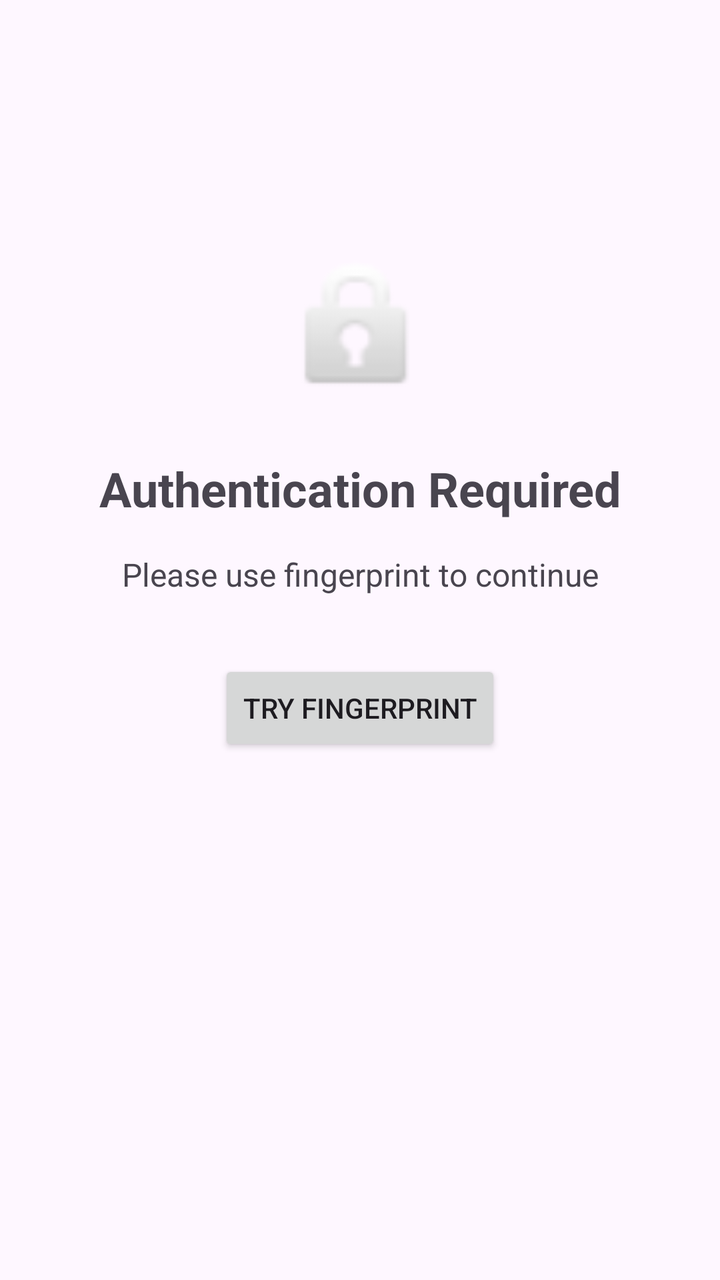
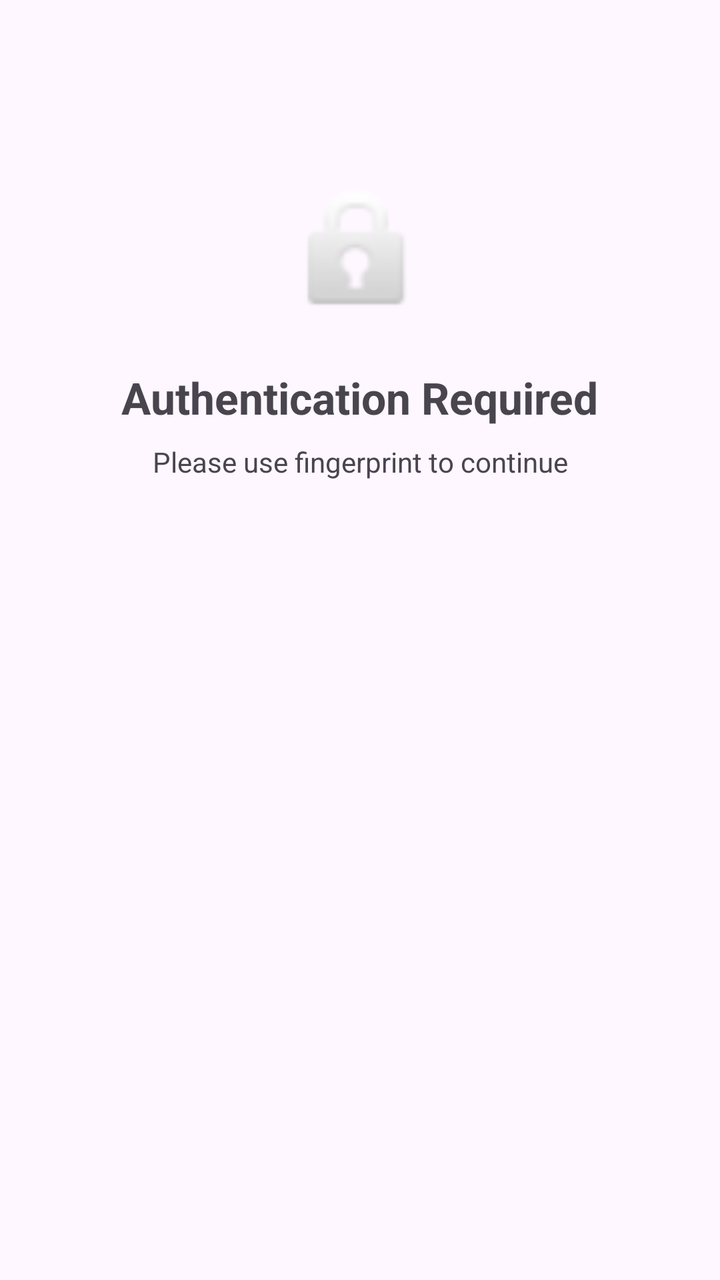

Screens rendered from an Android XML layout before and after an edit, with the pre-edit source and the edit as a unified diff.
<!-- AndroidManifest.xml: application theme Theme.Prompy -->
<!-- res/layout/activity_auth.xml -->
<?xml version="1.0" encoding="utf-8"?>
<androidx.constraintlayout.widget.ConstraintLayout xmlns:android="http://schemas.android.com/apk/res/android"
    xmlns:app="http://schemas.android.com/apk/res-auto"
    android:id="@+id/auth_root"
    android:layout_width="match_parent"
    android:layout_height="match_parent"
    android:padding="24dp">

    <ImageView
        android:id="@+id/auth_icon"
        android:layout_width="80dp"
        android:layout_height="80dp"
        android:layout_marginTop="100dp"
        android:src="@android:drawable/ic_lock_idle_lock"
        app:layout_constraintEnd_toEndOf="parent"
        app:layout_constraintStart_toStartOf="parent"
        app:layout_constraintTop_toTopOf="parent" />

    <TextView
        android:id="@+id/auth_title"
        android:layout_width="wrap_content"
        android:layout_height="wrap_content"
        android:layout_marginTop="24dp"
        android:text="Authentication Required"
        android:textSize="24sp"
        android:textStyle="bold"
        app:layout_constraintEnd_toEndOf="parent"
        app:layout_constraintStart_toStartOf="parent"
        app:layout_constraintTop_toBottomOf="@id/auth_icon" />

    <TextView
        android:id="@+id/auth_status"
        android:layout_width="wrap_content"
        android:layout_height="wrap_content"
        android:layout_marginTop="16dp"
        android:text="Please use fingerprint to continue"
        android:textSize="16sp"
        app:layout_constraintEnd_toEndOf="parent"
        app:layout_constraintStart_toStartOf="parent"
        app:layout_constraintTop_toBottomOf="@id/auth_title" />

    <Button
        android:id="@+id/btn_retry_fingerprint"
        android:layout_width="wrap_content"
        android:layout_height="wrap_content"
        android:layout_marginTop="32dp"
        android:text="Try Fingerprint"
        app:layout_constraintEnd_toEndOf="parent"
        app:layout_constraintStart_toStartOf="parent"
        app:layout_constraintTop_toBottomOf="@id/auth_status" />

    <LinearLayout
        android:id="@+id/pin_container"
        android:layout_width="match_parent"
        android:layout_height="wrap_content"
        android:layout_marginTop="32dp"
        android:orientation="vertical"
        android:visibility="gone"
        app:layout_constraintTop_toBottomOf="@id/auth_status">

        <TextView
            android:id="@+id/pin_label"
            android:layout_width="wrap_content"
            android:layout_height="wrap_content"
            android:layout_gravity="center_horizontal"
            android:text="Too many failures. Enter PIN"
            android:textSize="16sp" />

        <com.google.android.material.textfield.TextInputLayout
            android:id="@+id/pin_input_layout"
            style="@style/Widget.MaterialComponents.TextInputLayout.OutlinedBox"
            android:layout_width="200dp"
            android:layout_height="wrap_content"
            android:layout_gravity="center_horizontal"
            android:layout_marginTop="16dp"
            android:hint="PIN"
            app:passwordToggleEnabled="true">

            <com.google.android.material.textfield.TextInputEditText
                android:id="@+id/pin_input"
                android:layout_width="match_parent"
                android:layout_height="wrap_content"
                android:inputType="numberPassword"
                android:maxLength="4" />
        </com.google.android.material.textfield.TextInputLayout>

        <Button
            android:id="@+id/btn_submit_pin"
            android:layout_width="wrap_content"
            android:layout_height="wrap_content"
            android:layout_gravity="center_horizontal"
            android:layout_marginTop="16dp"
            android:text="Unlock" />
    </LinearLayout>

</androidx.constraintlayout.widget.ConstraintLayout>
<!-- resources referenced by this layout -->
<resources>
  <style name="Theme.Prompy" parent="Base.Theme.Prompy" />
  <style name="Base.Theme.Prompy" parent="Theme.Material3.DayNight.NoActionBar">
          
          
      </style>
</resources>

<!-- the commit's change to res/layout/activity_auth.xml (unified diff, before → after) -->
@@ -8,9 +8,9 @@
 
     <ImageView
         android:id="@+id/auth_icon"
-        android:layout_width="80dp"
-        android:layout_height="80dp"
-        android:layout_marginTop="100dp"
+        android:layout_width="76dp"
+        android:layout_height="76dp"
+        android:layout_marginTop="64dp"
         android:src="@android:drawable/ic_lock_idle_lock"
         app:layout_constraintEnd_toEndOf="parent"
         app:layout_constraintStart_toStartOf="parent"
@@ -20,9 +20,9 @@
         android:id="@+id/auth_title"
         android:layout_width="wrap_content"
         android:layout_height="wrap_content"
-        android:layout_marginTop="24dp"
+        android:layout_marginTop="20dp"
         android:text="Authentication Required"
-        android:textSize="24sp"
+        android:textSize="22sp"
         android:textStyle="bold"
         app:layout_constraintEnd_toEndOf="parent"
         app:layout_constraintStart_toStartOf="parent"
@@ -30,21 +30,24 @@
 
     <TextView
         android:id="@+id/auth_status"
-        android:layout_width="wrap_content"
+        android:layout_width="0dp"
         android:layout_height="wrap_content"
-        android:layout_marginTop="16dp"
+        android:layout_marginTop="8dp"
+        android:gravity="center"
         android:text="Please use fingerprint to continue"
-        android:textSize="16sp"
+        android:textSize="14sp"
         app:layout_constraintEnd_toEndOf="parent"
         app:layout_constraintStart_toStartOf="parent"
         app:layout_constraintTop_toBottomOf="@id/auth_title" />
 
     <Button
         android:id="@+id/btn_retry_fingerprint"
+        style="@style/Widget.Material3.Button.TonalButton"
         android:layout_width="wrap_content"
         android:layout_height="wrap_content"
-        android:layout_marginTop="32dp"
+        android:layout_marginTop="24dp"
         android:text="Try Fingerprint"
+        android:visibility="gone"
         app:layout_constraintEnd_toEndOf="parent"
         app:layout_constraintStart_toStartOf="parent"
         app:layout_constraintTop_toBottomOf="@id/auth_status" />
@@ -52,45 +55,42 @@
     <LinearLayout
         android:id="@+id/pin_container"
         android:layout_width="match_parent"
-        android:layout_height="wrap_content"
-        android:layout_marginTop="32dp"
+        android:layout_height="0dp"
+        android:layout_marginTop="24dp"
+        android:gravity="center_horizontal"
         android:orientation="vertical"
         android:visibility="gone"
+        app:layout_constraintBottom_toBottomOf="parent"
         app:layout_constraintTop_toBottomOf="@id/auth_status">
 
         <TextView
             android:id="@+id/pin_label"
             android:layout_width="wrap_content"
             android:layout_height="wrap_content"
-            android:layout_gravity="center_horizontal"
-            android:text="Too many failures. Enter PIN"
-            android:textSize="16sp" />
+            android:text="Enter PIN"
+            android:textSize="14sp"
+            android:textStyle="bold" />
 
-        <com.google.android.material.textfield.TextInputLayout
-            android:id="@+id/pin_input_layout"
-            style="@style/Widget.MaterialComponents.TextInputLayout.OutlinedBox"
-            android:layout_width="200dp"
-            android:layout_height="wrap_content"
-            android:layout_gravity="center_horizontal"
-            android:layout_marginTop="16dp"
-            android:hint="PIN"
-            app:passwordToggleEnabled="true">
-
-            <com.google.android.material.textfield.TextInputEditText
-                android:id="@+id/pin_input"
-                android:layout_width="match_parent"
-                android:layout_height="wrap_content"
-                android:inputType="numberPassword"
-                android:maxLength="4" />
-        </com.google.android.material.textfield.TextInputLayout>
-
-        <Button
-            android:id="@+id/btn_submit_pin"
+        <LinearLayout
+            android:id="@+id/pin_dots_container"
             android:layout_width="wrap_content"
             android:layout_height="wrap_content"
-            android:layout_gravity="center_horizontal"
             android:layout_marginTop="16dp"
-            android:text="Unlock" />
+            android:orientation="horizontal">
+            <View android:id="@+id/dot1" android:layout_width="14dp" android:layout_height="14dp" android:layout_margin="8dp" android:background="@drawable/pin_dot_empty" />
+            <View android:id="@+id/dot2" android:layout_width="14dp" android:layout_height="14dp" android:layout_margin="8dp" android:background="@drawable/pin_dot_empty" />
+            <View android:id="@+id/dot3" android:layout_width="14dp" android:layout_height="14dp" android:layout_margin="8dp" android:background="@drawable/pin_dot_empty" />
+            <View android:id="@+id/dot4" android:layout_width="14dp" android:layout_height="14dp" android:layout_margin="8dp" android:background="@drawable/pin_dot_empty" />
+        </LinearLayout>
+
+        <GridLayout
+            android:id="@+id/keypad_grid"
+            android:layout_width="wrap_content"
+            android:layout_height="wrap_content"
+            android:layout_marginTop="24dp"
+            android:columnCount="3"
+            android:rowCount="4">
+        </GridLayout>
     </LinearLayout>
 
 </androidx.constraintlayout.widget.ConstraintLayout>
<!-- resource entries referenced after the edit -->
@@ -1,5 +1,11 @@
 <!-- resources referenced by this layout -->
 <resources>
+  <!-- drawable pin_dot_empty (drawable) -->
+  <?xml version="1.0" encoding="utf-8"?>
+  <shape xmlns:android="http://schemas.android.com/apk/res/android" android:shape="oval">
+      <solid android:color="#CCCCCC" />
+      <size android:width="14dp" android:height="14dp" />
+  </shape>
   <style name="Theme.Prompy" parent="Base.Theme.Prompy" />
   <style name="Base.Theme.Prompy" parent="Theme.Material3.DayNight.NoActionBar">
           
